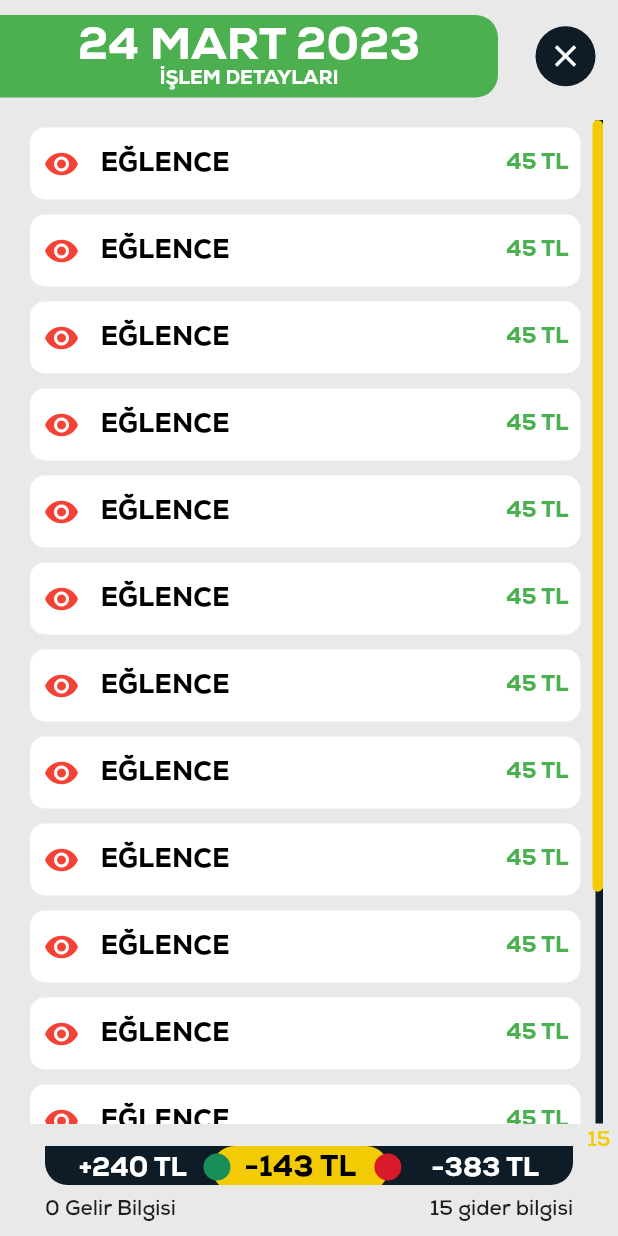
After one commit to zahidayturan/ButceTakip, a Flutter app: the screen it shows after launch, item 3 of the bottom bar chosen, on a phone screen of 412 x 824 dp. The commit adds this screen. Run offline on Flutter 3.47's test engine with Material 2 defaults, Android fonts, the phone set to English and light mode, and no system bars; our stand-ins replace sqflite; accounts and stored records are empty.

Commit message:
islem detay ve günlük islemler eklendi

```diff
--- /dev/null
+++ b/lib/Pages/gunlukpage.dart
@@ -0,0 +1,323 @@
+import 'package:butcekontrol/classes/appbarType2.dart';
+import 'package:butcekontrol/constans/MaterialColor.dart';
+import 'package:butcekontrol/constans/TextPref.dart';
+import 'package:butcekontrol/modals/Spendinfo.dart';
+import 'package:flutter/material.dart';
+
+class gunlukpages extends StatefulWidget {
+  const gunlukpages({Key? key}) : super(key: key);
+  @override
+  State<gunlukpages> createState() => _gunlukpagesState();
+}
+
+class _gunlukpagesState extends State<gunlukpages> {
+  CustomColors renkler = CustomColors();
+  @override
+  Widget build(BuildContext context) {
+    spendinfo a =new spendinfo("200", "300", "Cumartesi", "Mart", "2023");
+    List <spendinfo> anam = [a,a,a,a,a,a,a,a,a,a,a,a,a,a,a] ;
+    var size = MediaQuery.of(context).size ;
+    return Scaffold(
+      backgroundColor: renkler.ArkaRenk,
+      appBar: appbarType2(),
+      body: Column(
+        mainAxisAlignment: MainAxisAlignment.spaceBetween,
+        children: [
+          SizedBox(
+            height: size.height - 155 ,
+            child: Padding(
+              padding: const EdgeInsets.symmetric(horizontal: 10),
+              child: DecoratedBox(
+                decoration: BoxDecoration(border: Border(right:BorderSide(width: 5,color: renkler.koyuuRenk) )),
+                child: Theme(
+                  data: Theme.of(context).copyWith(
+                    scrollbarTheme: ScrollbarThemeData(
+                      thumbColor: MaterialStateProperty.all(renkler.sariRenk)
+                    )
+                  ),
+                  child: Scrollbar(
+                    scrollbarOrientation: ScrollbarOrientation.right,
+                    isAlwaysShown: true,
+                    interactive: true,
+                    thickness: 7,
+                    radius: Radius.circular(15),
+                    child: ListView.builder(
+                        itemCount: anam.length,
+                        itemBuilder: (context, index) {
+                          return Padding(
+                            padding: const EdgeInsets.only(left: 10, right: 15, top: 5, bottom:  5),
+                            child: InkWell(
+                              onTap: () {
+                                {
+
+                                  showModalBottomSheet(
+                                    context: context,
+                                    shape: RoundedRectangleBorder(
+                                        borderRadius: BorderRadius.vertical(top: Radius.circular(30))
+                                    ),
+                                    backgroundColor: renkler.koyuuRenk,
+                                    builder: (context) {
+                                      return SizedBox(
+                                        height: size.height/1.2,
+                                        child: Padding(
+                                          padding: const EdgeInsets.symmetric(horizontal: 18.0,vertical: 20.0),
+                                          child: Column(
+                                            mainAxisAlignment: MainAxisAlignment.spaceBetween,
+                                            children: [
+                                              Row(
+                                                mainAxisAlignment: MainAxisAlignment.spaceEvenly,
+                                                children: [
+                                                  Textmod("İŞLEM DETAYI", renkler.YaziRenk, 30),
+                                                  Icon(
+                                                    Icons.remove_red_eye,
+                                                    color: renkler.sariRenk,
+                                                    size: 30,
+                                                  ),
+                                                  Spacer(),
+                                                  DecoratedBox(
+                                                    decoration:BoxDecoration(
+                                                      color: renkler.YaziRenk,
+                                                      borderRadius: BorderRadius.circular(40),
+                                                    ),
+                                                    child: IconButton(
+                                                      onPressed: () {
+                                                        Navigator.of(context).pop();
+                                                      },
+                                                      icon:  Icon(
+                                                        Icons.clear,
+                                                        size: 30,
+                                                      ),
+                                                    ),
+                                                  ),
+                                                ],
+                                              ),
+                                              Row(
+                                                mainAxisAlignment: MainAxisAlignment.spaceBetween,
+                                                children: [
+                                                  Textmod("TARİH", renkler.YaziRenk, 15),
+                                                  DecoratedBox(
+                                                    decoration: BoxDecoration(
+                                                      color: renkler.ArkaRenk,
+                                                      borderRadius: BorderRadius.all(Radius.circular(10)),
+                                                    ),
+                                                    child: Padding(
+                                                      padding: const EdgeInsets.symmetric(horizontal: 15.0),
+                                                      child: Text(
+                                                          "mayıs"
+                                                      ),
+                                                    ),
+                                                  ),
+                                                ],
+                                              ),
+                                              Row(
+                                                mainAxisAlignment: MainAxisAlignment.spaceBetween,
+                                                children: [
+                                                  Textmod("SAAT",renkler.YaziRenk, 15),
+                                                  Textmod("22.48",renkler.YaziRenk, 15),
+                                                ],
+                                              ),
+                                              Row(
+                                                mainAxisAlignment: MainAxisAlignment.spaceBetween,
+                                                children: [
+                                                  Textmod("KATEGORI",renkler.YaziRenk, 15),
+                                                  Textmod("Gunluk Yasam",renkler.YaziRenk, 15),
+                                                ],
+                                              ),
+                                              Row(
+                                                mainAxisAlignment: MainAxisAlignment.spaceBetween,
+                                                children: [
+                                                  Textmod("ÖDEME TÜRÜ", renkler.YaziRenk, 15),
+                                                  Textmod("Nakit", renkler.YaziRenk, 15),
+                                                ],
+                                              ),
+                                              Row(
+                                                mainAxisAlignment: MainAxisAlignment.spaceBetween,
+                                                children: [
+                                                  Textmod("TUTAR",renkler.YaziRenk, 15),
+                                                  Textmod("154,22",renkler.YaziRenk, 15),
+                                                ],
+                                              ),
+                                              Row(
+                                                mainAxisAlignment: MainAxisAlignment.spaceBetween,
+                                                children: [
+                                                  Textmod("NOT",renkler.YaziRenk, 15),
+                                                  Textmod("Günlerden PAzartesi \n hava hafif rüzgarlı", renkler.YaziRenk, 15),
+                                                ],
+                                              ),
+                                              Row(
+                                                mainAxisAlignment: MainAxisAlignment.spaceAround,
+                                                children: [
+                                                  Column(
+                                                    children: [
+                                                      DecoratedBox(decoration: BoxDecoration(
+                                                        color: renkler.sariRenk,
+                                                        borderRadius: BorderRadius.circular(20),
+                                                      ),
+                                                        child: IconButton(
+                                                          icon: Icon(
+                                                            Icons.bookmark_outlined,
+                                                            size: 30,
+                                                          ),
+                                                          onPressed: () {
+                                                          },),
+                                                      ),
+                                                      Textmod("işaretle", renkler.sariRenk, 12),
+                                                    ],
+                                                  ),
+                                                  Column(
+                                                    mainAxisAlignment: MainAxisAlignment.spaceBetween,
+                                                    children: [
+                                                      DecoratedBox(decoration: BoxDecoration(
+                                                        color: renkler.sariRenk,
+                                                        borderRadius: BorderRadius.circular(20),
+                                                      ),
+                                                        child: IconButton(
+                                                          icon: Icon(
+                                                            Icons.create_rounded,
+                                                            size: 35,
+                                                            color: renkler.YaziRenk,
+                                                          ),
+                                                          onPressed: () {},
+                                                        ),
+                                                      ),
+                                                      Textmod("Düzenle", renkler.sariRenk, 12),
+                                                    ],
+                                                  )
+                                                ],
+                                              ),
+                                            ],
+                                          ),
+                                        ),
+                                      );
+                                    },
+                                  );
+                                }
+                              },
+                              child: SizedBox(
+                                height: 48  ,
+                                child: DecoratedBox(
+                                    decoration: BoxDecoration(
+                                      borderRadius: BorderRadius.circular(10),
+                                      color: renkler.YaziRenk,
+                                    ),
+                                  child: Row(
+                                    children: const [
+                                      Padding(
+                                        padding: const EdgeInsets.all(9.0),
+                                        child: Icon(
+                                          Icons.remove_red_eye,
+                                          color : Colors.red ,
+                                        ),
+                                      ),
+                                      SizedBox(width: 5),
+                                      Textmod("EĞLENCE",Colors.black, 18),
+                                      Spacer(),
+                                      Padding(
+                                        padding: const EdgeInsets.only(right: 8.0),
+                                        child: Textmod("45 TL", Colors.green, 15),
+                                      )
+                                    ],
+                                  ),
+                                ),
+                              ),
+                            ),
+                          );
+                        },
+                    ),
+                  ),
+                ),
+              ),
+            ),
+          ),
+          SizedBox(
+            height: 15  ,
+            child: Padding(
+              padding: const EdgeInsets.only(top: 5.0,right: 5),
+              child: Row(            //Toplam kayıt sayısını gösterecek
+                mainAxisAlignment: MainAxisAlignment.end,
+                crossAxisAlignment: CrossAxisAlignment.center,
+                children: [
+                  Text(
+                      "${anam.length}",
+                    style: TextStyle(color: renkler.sariRenk),
+                  )
+                ],
+              ),
+            ),
+          ),
+          Center(
+            child: Stack(
+              fit: StackFit.passthrough,
+              children: [
+                SizedBox( //arkaborder sabit kalıyor.
+                  height: 26,
+                  width: size.width - 60,
+                  child: DecoratedBox(
+                    decoration: BoxDecoration(
+                      color: renkler.koyuuRenk,
+                      borderRadius: BorderRadius.vertical(bottom: Radius.circular(15)),
+                    ),
+                  ),
+                ),
+                Positioned(right: size.width/1.6,top:6, child: Textmod("+240 TL",renkler.YaziRenk, 18)), //gelir bilgisi
+                Positioned(
+                  left: size.width/3.7,
+                  child: SizedBox(
+                    height: 30,
+                    width: size.width/3.5,
+                    child: DecoratedBox(
+                        decoration: BoxDecoration(
+                          borderRadius: BorderRadius.all(Radius.circular(20)),
+                          color:  renkler.sariRenk,
+                        ),
+                      child: Center(child: Textmod("-143 TL", Colors.black, 20)), //Toplam değişim.
+                    ),
+                  ),
+                ),
+                Positioned(
+                  left: size.width/3.9,
+                  top: 5,
+                  child: SizedBox( //yesil top
+                    height: 18,
+                    width: 18,
+                    child: DecoratedBox(
+                        decoration: BoxDecoration(
+                          color: renkler.yesilRenk,
+                          borderRadius: BorderRadius.all(Radius.circular(20)),
+                        ),
+                    ),
+                  ),
+                ),
+                Positioned(
+                  right: size.width/3.6,
+                  top: 5,
+                  child: SizedBox( //kırmızı nokta
+                    width: 18,
+                    height: 18,
+                    child: DecoratedBox(
+                      decoration: BoxDecoration(
+                        color: renkler.kirmiziRenk,
+                        borderRadius: BorderRadius.all(Radius.circular(20)),
+                      ),
+                    ),
+                  ),
+                ),
+                Positioned(left: size.width/1.6,top: 6 ,child: Center(child: Textmod("-383 TL",renkler.YaziRenk, 18))), //Gider bilgisi
+              ],
+            ),
+          ), //Değişim miktarları gosterilecek
+          Padding(
+            padding: const EdgeInsets.symmetric(vertical: 10, horizontal: 30),
+            child: Row(
+              mainAxisAlignment: MainAxisAlignment.spaceBetween,
+              children: [
+                Text("0 Gelir Bilgisi"),
+                Text("15 gider bilgisi"),
+              ],
+            ),
+          ), //degisim turune gore kayıt sayısı gosterilecek.
+        ],
+      ) ,
+    );
+  }
+}
--- a/lib/UI/Generalinfo.dart
+++ b/lib/UI/Generalinfo.dart
@@ -64,7 +64,7 @@ class _GeneralinfoState extends State<Generalinfo> {
                 child: Container(
                   height: 24,
                   width: 120 ,
-                  color: CustomColors.koyuuRenk,
+                  color: renkler.koyuuRenk,
                   child: Padding(
                     padding: const EdgeInsets.only(left: 5, right: 5),
                     child: Row(
--- /dev/null
+++ b/lib/classes/appbarType2.dart
@@ -0,0 +1,62 @@
+import 'package:butcekontrol/constans/MaterialColor.dart';
+import 'package:butcekontrol/constans/TextPref.dart';
+import 'package:flutter/material.dart';
+
+class appbarType2 extends StatelessWidget implements PreferredSizeWidget {
+  const appbarType2({Key? key}) : super(key: key);
+  @override
+  Size get preferredSize => const Size.fromHeight(80);
+  @override
+  Widget build(BuildContext context) {
+    var size = MediaQuery.of(context).size ;
+    CustomColors renkler = CustomColors();
+    return Padding(
+      padding: const EdgeInsets.only(top: 10,bottom: 15),
+      child: Row(
+        mainAxisAlignment: MainAxisAlignment.spaceBetween,
+        children: [
+          SizedBox(
+            height:55,
+            width: size.width - 80,
+            child: DecoratedBox(
+                decoration:BoxDecoration(
+                  borderRadius: BorderRadius.horizontal(right: Radius.circular(15)),
+                  color: Colors.green,
+                ),
+              child: Column(
+                mainAxisAlignment: MainAxisAlignment.center,
+                children: [
+                  Textmod("24 MART 2023", renkler.YaziRenk, 30),
+                  Textmod("İŞLEM DETAYLARI", renkler.YaziRenk, 13 ),
+                ],
+              ),
+            ),
+          ),
+          Padding(
+            padding: const EdgeInsets.only(right: 15.0),
+            child: SizedBox(
+              width: 40,
+              height: 40,
+              child: DecoratedBox(
+                decoration: BoxDecoration(
+                  color: renkler.koyuuRenk,
+                  borderRadius: BorderRadius.circular(40)
+                ),
+                child: IconButton(
+                icon: const Icon(
+                  Icons.clear,
+                  color: Colors.white,
+                  ),
+                  onPressed:() {
+                   Navigator.of(context).pop();
+
+                    },
+                ),
+              ),
+            ),
+          ),
+        ]
+      ),
+    );
+  }
+}
--- a/lib/classes/navBar.dart
+++ b/lib/classes/navBar.dart
@@ -1,4 +1,5 @@
 import 'package:butcekontrol/App/Aylikinfo.dart';
+import 'package:butcekontrol/Pages/gunlukpage.dart';
 import 'package:butcekontrol/modals/Spendinfo.dart';
 import 'package:flutter/material.dart';
 import '../utils/dpHelper.dart';
@@ -64,7 +65,9 @@ class _MyHomePageState extends State<navBar> {
                             Icons.calculate_sharp,
                             color: Colors.white,
                           ),
-                          onPressed: () {},
+                          onPressed: () {
+                            Navigator.of(context).push(MaterialPageRoute(builder: (context) => gunlukpages(),));
+                          },
                         ),
                         IconButton(
                           icon: const Icon(
--- a/lib/constans/MaterialColor.dart
+++ b/lib/constans/MaterialColor.dart
@@ -1,10 +1,10 @@
 import 'package:flutter/material.dart';
 
 class CustomColors{
-  static Color koyuuRenk =  Color(0xFF0D1C26);  // Koyu renk
-  static Color sariRenk = const Color(0xFFF2CB05); //Sarı rengimiz
-  static Color YaziRenk = const Color(0xFFFFFFFF); //yazı rengi
-  static Color kirmiziRenk = const Color(0xFFD91A2A); //kırmızımız
-  static Color yesilRenk = const Color(0xFF1A8E58); //yesilimiz
-  static Color ArkaRenk = const Color(0xFFE9E9E9); // tile arkası border rengi
+   Color koyuuRenk =  Color(0xFF0D1C26);  // Koyu renk
+   Color sariRenk = const Color(0xFFF2CB05); //Sarı rengimiz
+   Color YaziRenk = const Color(0xFFFFFFFF); //yazı rengi
+   Color kirmiziRenk = const Color(0xFFD91A2A); //kırmızımız
+   Color yesilRenk = const Color(0xFF1A8E58); //yesilimiz
+   Color ArkaRenk = const Color(0xFFE9E9E9); // tile arkası border rengi
 }
--- a/lib/constans/TextPref.dart
+++ b/lib/constans/TextPref.dart
@@ -12,9 +12,10 @@ class Textmod extends StatelessWidget {
     return Text(
           text,
           style: TextStyle(
-            fontFamily: "Hexa",
+            fontFamily: "Nexa",
             color: this.color,
-            fontSize: this.size
+            fontSize: this.size,
+            fontWeight: FontWeight.w900,
           ),
       );
   }
--- a/pubspec.yaml
+++ b/pubspec.yaml
@@ -79,10 +79,10 @@ flutter:
   fonts:
     - family: Nexa
       fonts:
+       - asset: assets/fonts/NEXABOLD.OTF
+       - asset: assets/fonts/NEXA_BOLD.OTF
+       - asset: assets/fonts/NEXAHEAVY.OTF
        - asset: assets/fonts/NEXABLACK.OTF
-       - asset: assets/fonts/NEXA_BOLD.OTF
-       - asset: assets/fonts/NEXABOLD.OTF
-       - asset: assets/fonts/NEXAHEAVY.OTF
          weight: 300
   # For details regarding fonts from package dependencies,
   # see https://flutter.dev/custom-fonts/#from-packages
```
Also changed, not shown: lib/App/Aylikinfo.dart (+29 -8 lines), lib/UI/spenddetail.dart (added).
